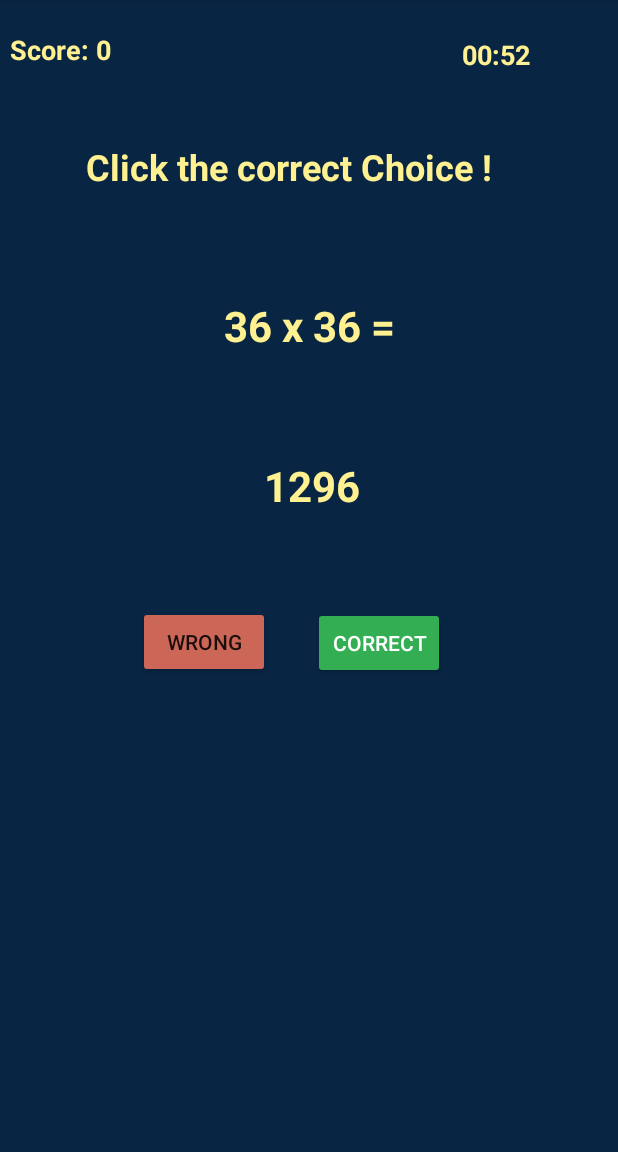
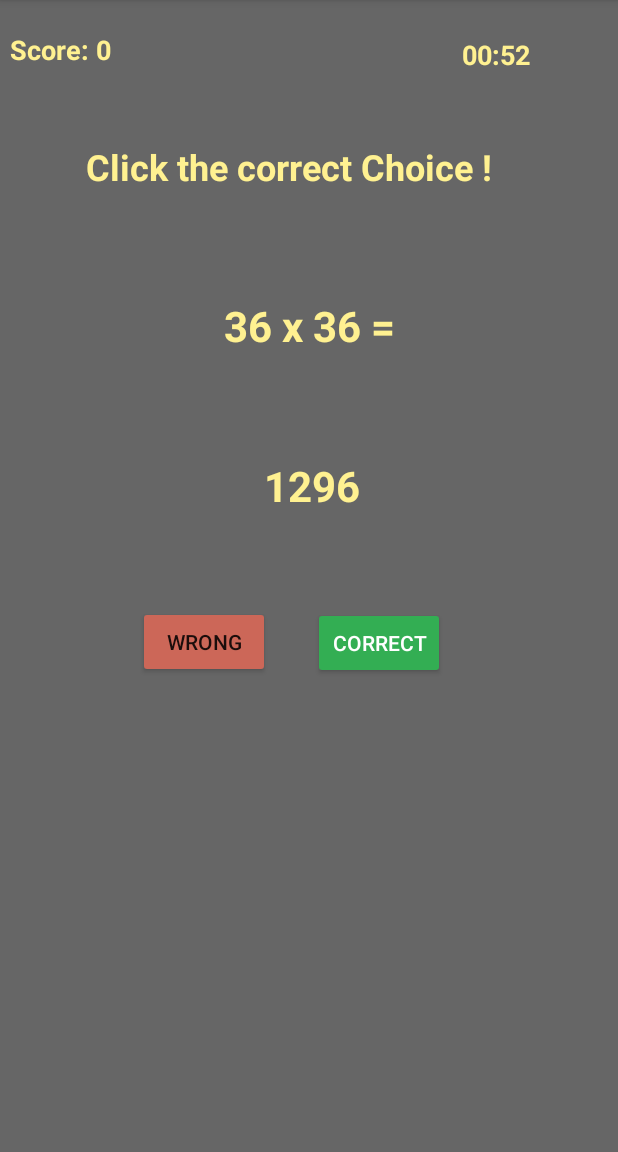
Before and after one commit to oussamabonnor1/JetMath_android_app, an Android app: the screen it shows after launch (MainActivity), on a phone screen of 412 x 824 dp, the part 84-1236 px from its top. Run offline under Robolectric (Android 15) with nearby library versions, the phone set to English and light mode, and no system bars.

Commit message:
auto generation of colors with random hexa attributes

```diff
--- a/app/src/main/java/com/example/oussama/myapp/MainActivity.java
+++ b/app/src/main/java/com/example/oussama/myapp/MainActivity.java
@@ -1,10 +1,12 @@
 package com.example.oussama.myapp;
 
+import android.graphics.Color;
 import android.media.MediaPlayer;
 import android.os.CountDownTimer;
 import android.support.v7.app.AppCompatActivity;
 import android.os.Bundle;
 import android.view.View;
+import android.widget.AbsoluteLayout;
 import android.widget.Button;
 import android.widget.TextView;
 
@@ -12,6 +14,7 @@ import java.util.Random;
 
 public class MainActivity extends AppCompatActivity {
 
+    AbsoluteLayout myLayout;
     TextView title;
     TextView question;
     TextView resultText;
@@ -30,6 +33,7 @@ public class MainActivity extends AppCompatActivity {
     protected void onCreate(Bundle savedInstanceState) {
         super.onCreate(savedInstanceState);
         setContentView(R.layout.activity_main);
+        myLayout = (AbsoluteLayout) findViewById(R.id.myLayout);
         title = (TextView) findViewById(R.id.title);
         question = (TextView) findViewById(R.id.question);
         resultText = (TextView) findViewById(R.id.resultText);
@@ -57,6 +61,8 @@ public class MainActivity extends AppCompatActivity {
     }
 
     public void generateQuestion() {
+        String color = makeRandomColor();
+        myLayout.setBackgroundColor(Color.parseColor(color));
         int firstNum = new Random().nextInt(100);
         int secondNum = new Random().nextInt(100);
         int operation = new Random().nextInt(4);
@@ -182,4 +188,18 @@ public class MainActivity extends AppCompatActivity {
         });
     }
 
+    public String makeRandomColor() {
+        String color = "#";
+        for (int i = 0; i < 6; i++) {
+            String s = "" + new Random().nextInt(10);
+            if (new Random().nextBoolean()) color += s;
+            else {
+                int j = (new Random().nextInt(5) + 65);
+                char z = (char) j;
+                color += String.valueOf(z);
+            }
+        }
+        return color;
+    }
+
 }
--- a/app/src/main/res/layout/activity_main.xml
+++ b/app/src/main/res/layout/activity_main.xml
@@ -1,6 +1,7 @@
 <?xml version="1.0" encoding="utf-8"?>
 <AbsoluteLayout xmlns:android="http://schemas.android.com/apk/res/android"
     xmlns:tools="http://schemas.android.com/tools"
+    android:id="@+id/myLayout"
     android:layout_width="match_parent"
     android:layout_height="match_parent"
     android:background="#082543"
```
